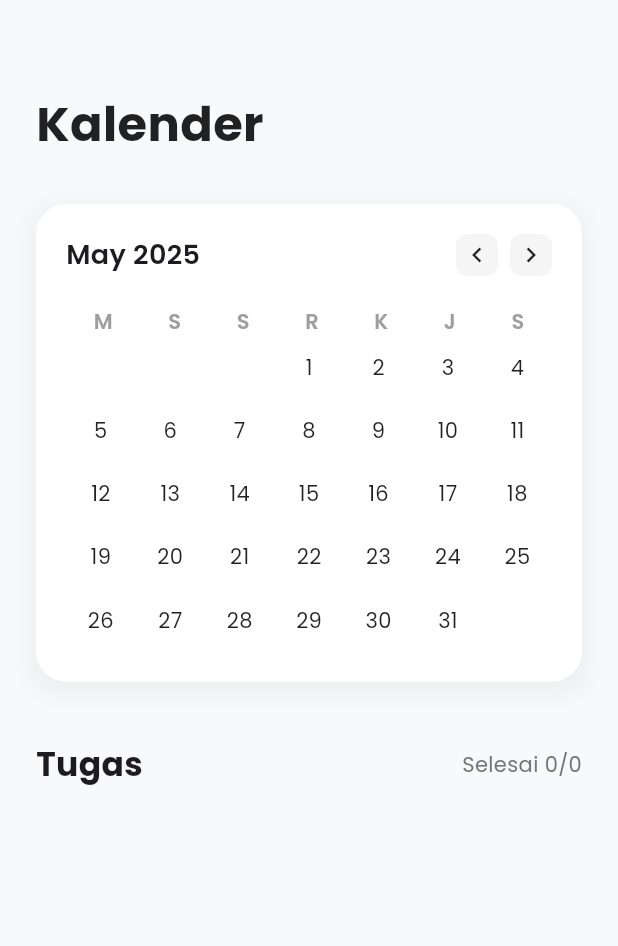
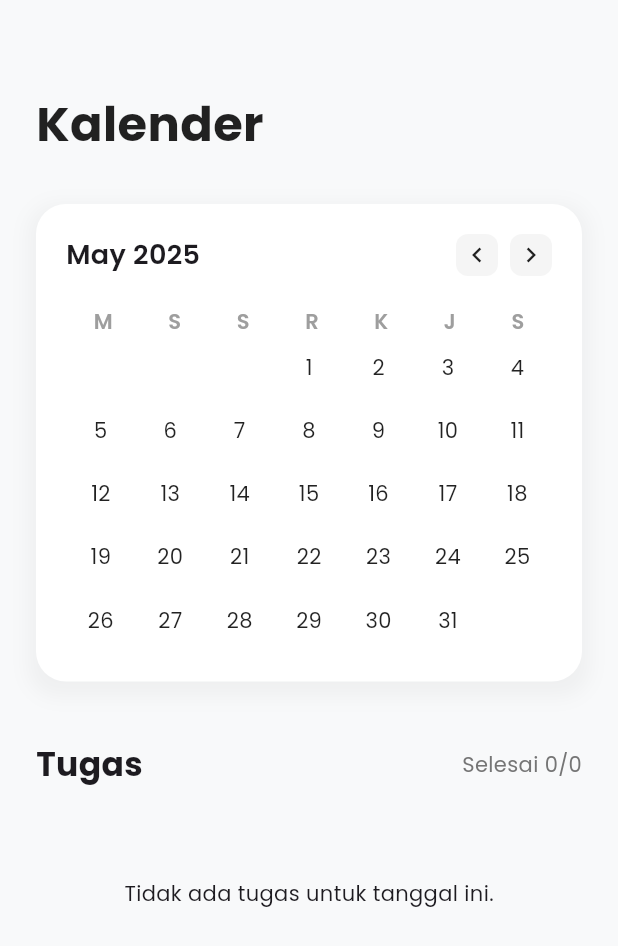
Before and after one commit to aftlah/UniTime, a Flutter app: the TugasScreen screen opened by its route, after a tap on the "chevron left" icon, on a phone screen of 412 x 824 dp. Shown: the top 946 px of the screen. Run offline on Flutter 3.47's test engine with Material 3 defaults, Android fonts, the phone set to English and light mode, and no system bars; our stand-ins replace google_fonts, shared_preferences; accounts and stored records are empty.

Commit message:
add: update status in tasks screen

```diff
--- a/lib/screens/task/task_screen.dart
+++ b/lib/screens/task/task_screen.dart
@@ -1,10 +1,12 @@
+// Lokasi file: lib/screens/tugas/tugas_screen.dart (atau sesuaikan)
+// Pastikan semua path import di bawah ini sudah benar.
+
 import 'package:flutter/material.dart';
 import 'package:google_fonts/google_fonts.dart';
 import 'package:intl/intl.dart';
 
 import 'package:unitime/models/tasks_model.dart';
 import 'package:unitime/services/tasks_service.dart';
-
 
 class TugasScreen extends StatefulWidget {
   const TugasScreen({super.key});
@@ -15,7 +17,6 @@ class TugasScreen extends StatefulWidget {
 
 class _TugasScreenState extends State<TugasScreen> {
   late Future<List<TugasModel>> _tugasFuture;
-
   late DateTime _displayedMonth;
   DateTime? _selectedDate;
 
@@ -24,7 +25,14 @@ class _TugasScreenState extends State<TugasScreen> {
     super.initState();
     _displayedMonth = DateTime.now();
     _selectedDate = DateTime.now();
+    _refreshTugas();
+  }
+
+  // Fungsi untuk memuat ulang data dari API dan memperbarui UI
+  void _refreshTugas() {
+    setState(() {
       _tugasFuture = TugasService.getTugas();
+    });
   }
 
   void _changeMonth(int direction) {
@@ -55,7 +63,6 @@ class _TugasScreenState extends State<TugasScreen> {
           }
 
           final allTasks = snapshot.data ?? [];
-
           final filteredTasks = _selectedDate == null
               ? []
               : allTasks.where((task) {
@@ -74,9 +81,18 @@ class _TugasScreenState extends State<TugasScreen> {
                   const SizedBox(height: 40),
                   _buildTasksSectionHeader(allTasks),
                   const SizedBox(height: 20),
-                  ...filteredTasks
-                      .map((tugas) => _TaskItem(tugas: tugas))
-                      .toList(),
+                  // Jika tidak ada tugas terfilter, tampilkan pesan
+                  if (filteredTasks.isEmpty)
+                    const Padding(
+                      padding: EdgeInsets.symmetric(vertical: 40.0),
+                      child: Center(child: Text("Tidak ada tugas untuk tanggal ini.")),
+                    )
+                  else
+                    // Kirim fungsi refresh ke setiap item tugas
+                    ...filteredTasks.map((tugas) => _TaskItem(
+                      tugas: tugas,
+                      onStatusChanged: _refreshTugas,
+                    )).toList(),
                   const SizedBox(height: 120),
                 ],
               ),
@@ -165,14 +181,13 @@ class _TugasScreenState extends State<TugasScreen> {
         allTasks.map((task) => DateUtils.dateOnly(task.deadline)).toSet();
 
     final List<String> daysOfWeek = ['M', 'S', 'S', 'R', 'K', 'J', 'S'];
-    final firstDay =
+    final firstDayOfMonth =
         DateTime(_displayedMonth.year, _displayedMonth.month, 1);
     final daysInMonth =
         DateTime(_displayedMonth.year, _displayedMonth.month + 1, 0).day;
-    final startWeek =
-        (firstDay.weekday == 7) ? 0 : firstDay.weekday;
+    final startWeekday = (firstDayOfMonth.weekday == 7) ? 0 : firstDayOfMonth.weekday;
 
-    final correctStartWeek = (startWeek == 0) ? 6 : startWeek - 1;
+    final correctStartWeekday = (startWeekday == 0) ? 6 : startWeekday - 1;
 
     return Column(
       children: [
@@ -191,13 +206,13 @@ class _TugasScreenState extends State<TugasScreen> {
             crossAxisCount: 7,
             childAspectRatio: 1.1,
           ),
-          itemCount: daysInMonth + correctStartWeek,
+          itemCount: daysInMonth + correctStartWeekday,
           itemBuilder: (context, index) {
-            if (index < correctStartWeek) {
+            if (index < correctStartWeekday) {
               return Container();
             }
 
-            final dayNumber = index - correctStartWeek + 1;
+            final dayNumber = index - correctStartWeekday + 1;
             final currentDate = DateTime(
                 _displayedMonth.year, _displayedMonth.month, dayNumber);
             final bool isSelected = _selectedDate != null &&
@@ -265,55 +280,102 @@ class _TugasScreenState extends State<TugasScreen> {
 
 class _TaskItem extends StatelessWidget {
   final TugasModel tugas;
-  const _TaskItem({required this.tugas});
+  final VoidCallback onStatusChanged;
+
+  const _TaskItem({required this.tugas, required this.onStatusChanged});
+
+  void _showStatusOptions(BuildContext context) {
+    showDialog(
+      context: context,
+      builder: (BuildContext dialogContext) {
+        return AlertDialog(
+          title: Text('Ubah Status Tugas', style: GoogleFonts.poppins(fontWeight: FontWeight.bold)),
+          content: Column(
+            mainAxisSize: MainAxisSize.min,
+            children: [
+              _buildStatusOption(dialogContext, 'Belum', 'Belum Dikerjakan'),
+              _buildStatusOption(dialogContext, 'Proses', 'Proses'),
+              _buildStatusOption(dialogContext, 'Selesai', 'Selesai'),
+            ],
+          ),
+          actions: [
+            TextButton(
+              onPressed: () => Navigator.of(dialogContext).pop(),
+              child: Text('Batal', style: GoogleFonts.poppins()),
+            ),
+          ],
+        );
+      },
+    );
+  }
+
+  Widget _buildStatusOption(BuildContext context, String statusValue, String statusText) {
+    return ListTile(
+      title: Text(statusText, style: GoogleFonts.poppins()),
+      trailing: tugas.status.toLowerCase() == statusValue ? Icon(Icons.check, color: Colors.green) : null,
+      onTap: () {
+        Navigator.of(context).pop();
+        _updateStatus(context, statusValue);
+      },
+    );
+  }
+
+  Future<void> _updateStatus(BuildContext context, String newStatus) async {
+    final messenger = ScaffoldMessenger.of(context);
+    messenger.showSnackBar(SnackBar(
+      content: Text('Mengupdate status...'),
+      duration: Duration(seconds: 1),
+    ));
+
+    try {
+      final updatedTask = tugas.copyWith(status: newStatus);
+      await TugasService.updateTugas(tugas.id.toString(), updatedTask);
+
+      onStatusChanged(); // Panggil callback untuk refresh UI parent
+      messenger.showSnackBar(SnackBar(
+        content: Text('Status berhasil diubah!'),
+        backgroundColor: Colors.green,
+      ));
+    } catch (e) {
+      messenger.showSnackBar(SnackBar(
+        content: Text('Gagal mengubah status: ${e.toString()}'),
+        backgroundColor: Colors.red,
+      ));
+    }
+  }
 
   Color _getColorForStatus(String status) {
     switch (status.toLowerCase()) {
-      case 'selesai':
-        return const Color(0xFFF9F0FF);
-      case 'proses':
-        return const Color(0xFFEBF5FF);
-      case 'belum':
-        return const Color(0xFFFFF9E6);
-      default:
-        return Colors.grey.shade200;
+      case 'selesai': return const Color(0xFFF9F0FF);
+      case 'proses': return const Color(0xFFEBF5FF);
+      case 'belum': return const Color(0xFFFFF9E6);
+      default: return Colors.grey.shade200;
     }
   }
 
   String _getFormattedStatus(String status) {
     switch (status.toLowerCase()) {
-      case 'selesai':
-        return 'Selesai';
-      case 'proses':
-        return 'Proses';
-      case 'belum':
-        return 'Belum Dikerjakan';
-      default:
-        return status;
+      case 'selesai': return 'Selesai';
+      case 'proses': return 'Proses';
+      case 'belum': return 'Belum Dikerjakan';
+      default: return status;
     }
   }
 
   Color _getStatusTextColor(String status) {
     switch (status.toLowerCase()) {
-      case 'selesai':
-        return Colors.deepPurple.shade300;
-      case 'proses':
-        return Colors.blue.shade400;
-      case 'belum':
-        return Colors.orange.shade400;
-      default:
-        return Colors.grey.shade600;
+      case 'selesai': return Colors.deepPurple.shade300;
+      case 'proses': return Colors.blue.shade400;
+      case 'belum': return Colors.orange.shade400;
+      default: return Colors.grey.shade600;
     }
   }
 
   @override
   Widget build(BuildContext context) {
-
     final deadlineDate = DateUtils.dateOnly(tugas.deadline);
     final today = DateUtils.dateOnly(DateTime.now());
-
     final differenceInDays = deadlineDate.difference(today).inDays;
-
     String durationText;
     if (differenceInDays == 0) {
       durationText = 'Hari ini';
@@ -324,7 +386,9 @@ class _TaskItem extends StatelessWidget {
       durationText = 'Terlambat $daysOverdue hari';
     }
 
-    return Container(
+    return GestureDetector(
+      onTap: () => _showStatusOptions(context),
+      child: Container(
         margin: const EdgeInsets.only(bottom: 15),
         padding: const EdgeInsets.all(20),
         decoration: BoxDecoration(
@@ -358,6 +422,8 @@ class _TaskItem extends StatelessWidget {
                 ),
               ],
             ),
+            Row(
+              children: [
                 Text(
                   _getFormattedStatus(tugas.status),
                   style: GoogleFonts.poppins(
@@ -366,7 +432,12 @@ class _TaskItem extends StatelessWidget {
                     color: _getStatusTextColor(tugas.status),
                   ),
                 ),
+                SizedBox(width: 4),
+                Icon(Icons.edit, size: 14, color: Colors.grey),
               ],
+            ),
+          ],
+        ),
       ),
     );
   }
```
Lines whose indentation alone changed are shown as unchanged.
